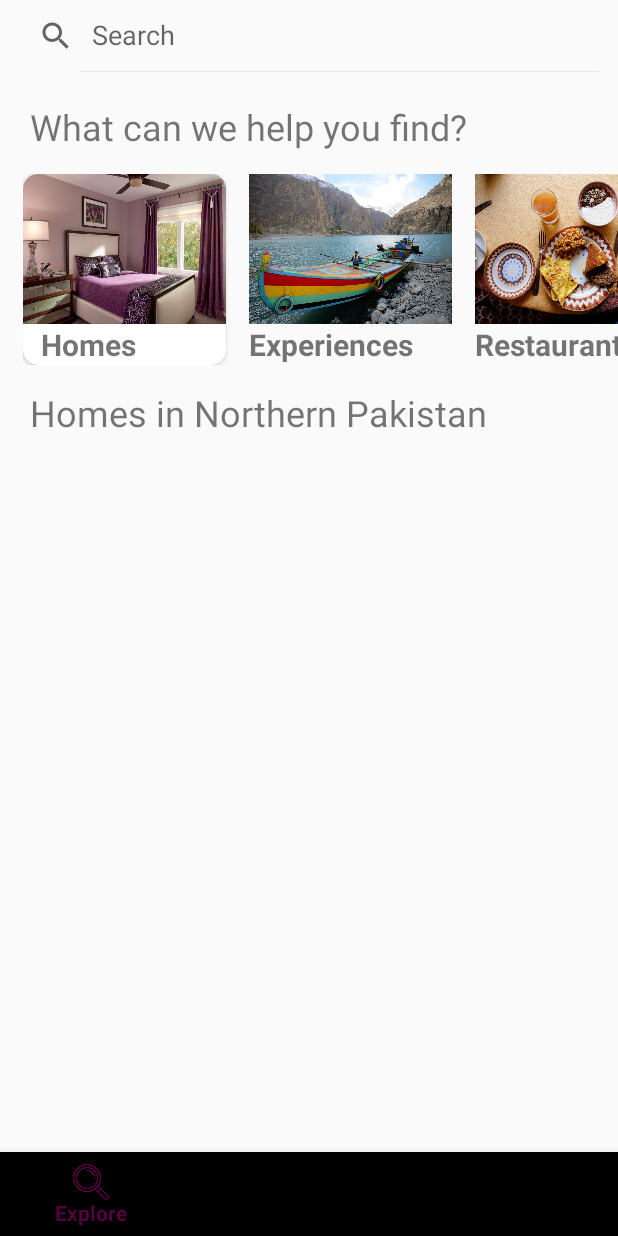
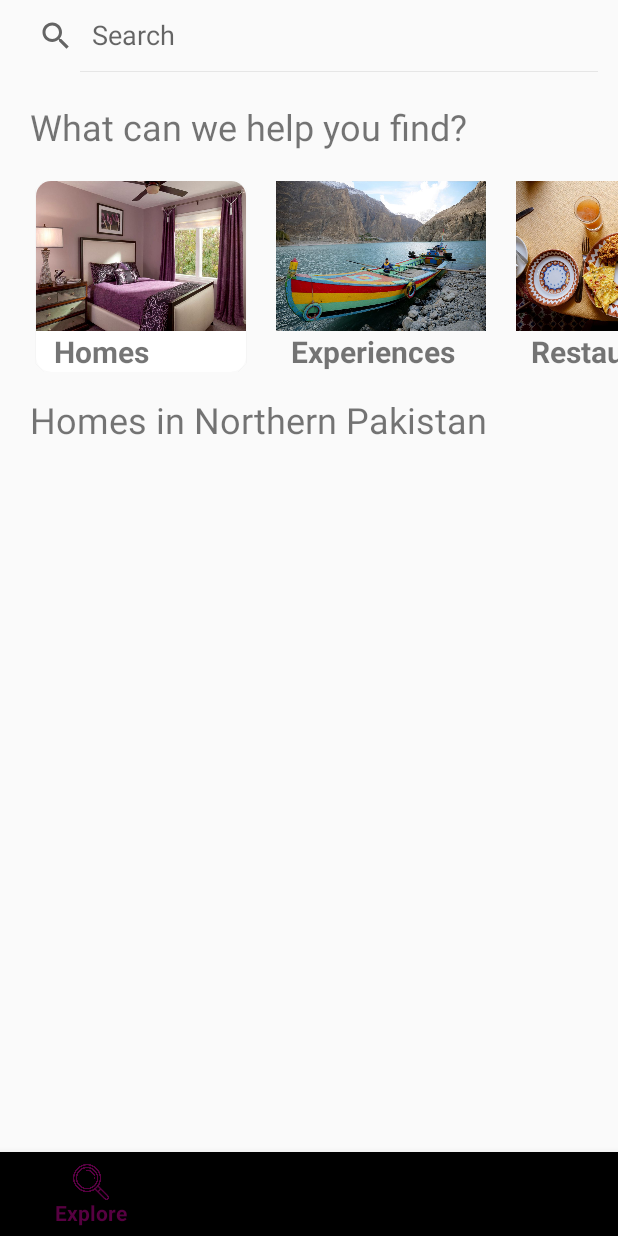
Before and after one commit to naumanahmad9/android-app-project, an Android app: the screen it shows after launch (MainActivity), on a phone screen of 412 x 824 dp. Run offline under Robolectric (Android 15) with nearby library versions, the phone set to English and light mode, and no system bars; Roboto replaces fonts that are not available here.

Commit message:
ade some changes

```diff
--- a/app/src/main/AndroidManifest.xml
+++ b/app/src/main/AndroidManifest.xml
@@ -24,10 +24,6 @@
             android:name="preloaded_fonts"
             android:resource="@array/preloaded_fonts" />
 
-        <activity android:name=".ExploreActivity" />
-        <activity android:name=".FavoriteActivity" />
-        <activity android:name=".ProfileActivity" />
-        <activity android:name=".MessageActivity" />
         <activity android:name=".SplashScreen"></activity>
     </application>
 
--- a/app/src/main/java/com/example/hpnotebook/letshome/LoginActivity.java
+++ b/app/src/main/java/com/example/hpnotebook/letshome/LoginActivity.java
@@ -130,7 +130,7 @@ public class LoginActivity extends AppCompatActivity {
             public void onComplete(@NonNull Task<AuthResult> task) {
                 if(task.isSuccessful()){
                     user=auth.getCurrentUser();
-                    startActivity(new Intent(LoginActivity.this, ExploreActivity.class));
+                    startActivity(new Intent(LoginActivity.this, MainActivity.class));
                     finish();
                 }
             }
--- a/app/src/main/java/com/example/hpnotebook/letshome/MainActivity.java
+++ b/app/src/main/java/com/example/hpnotebook/letshome/MainActivity.java
@@ -6,6 +6,8 @@ import android.support.v4.app.Fragment;
 import android.support.v7.app.AppCompatActivity;
 import android.os.Bundle;
 import android.view.MenuItem;
+import android.view.View;
+import android.widget.SearchView;
 
 import com.example.hpnotebook.letshome.fragments.ExploreFragment;
 import com.example.hpnotebook.letshome.fragments.FavoritesFragment;
@@ -14,13 +16,16 @@ import com.example.hpnotebook.letshome.fragments.ProfileFragment;
 
 public class MainActivity extends AppCompatActivity {
 
+    android.support.v7.widget.SearchView searchview_main;
     @Override
     protected void onCreate(Bundle savedInstanceState) {
         super.onCreate(savedInstanceState);
         setContentView(R.layout.activity_main);
 
+        searchview_main = (android.support.v7.widget.SearchView) findViewById(R.id.searchview_main);
         BottomNavigationView bottomNav = findViewById(R.id.bottomNavView_main);
         bottomNav.setOnNavigationItemSelectedListener(navListener);
+        overridePendingTransition(R.anim.slide_in, R.anim.slide_out);
 
         //I added this if statement to keep the selected fragment when rotating the device
         if (savedInstanceState == null) {
@@ -38,15 +43,19 @@ public class MainActivity extends AppCompatActivity {
                     switch (item.getItemId()) {
                         case R.id.explore:
                             selectedFragment = new ExploreFragment();
+                            searchview_main.setVisibility(View.VISIBLE);
                             break;
                         case R.id.favorites:
                             selectedFragment = new FavoritesFragment();
+                            searchview_main.setVisibility(View.GONE);
                             break;
                         case R.id.messages:
                             selectedFragment = new MessagesFragment();
+                            searchview_main.setVisibility(View.GONE);
                             break;
                         case R.id.profile:
                             selectedFragment = new ProfileFragment();
+                            searchview_main.setVisibility(View.GONE);
                             break;
                     }
 
--- a/app/src/main/java/com/example/hpnotebook/letshome/SignupActivity.java
+++ b/app/src/main/java/com/example/hpnotebook/letshome/SignupActivity.java
@@ -118,7 +118,7 @@ public class SignupActivity extends AppCompatActivity {
 
         User user = new User(name, uid, email, pass);
         userRef.child(uid).setValue(user);
-        startActivity(new Intent(this, ExploreActivity.class));
+        startActivity(new Intent(this, MainActivity.class));
     }
 
     private void init() {
--- a/app/src/main/java/com/example/hpnotebook/letshome/fragments/ExploreFragment.java
+++ b/app/src/main/java/com/example/hpnotebook/letshome/fragments/ExploreFragment.java
@@ -3,6 +3,9 @@ package com.example.hpnotebook.letshome.fragments;
 
 import android.os.Bundle;
 import android.support.v4.app.Fragment;
+import android.support.v4.app.FragmentManager;
+import android.support.v4.app.FragmentTransaction;
+import android.support.v7.widget.CardView;
 import android.view.LayoutInflater;
 import android.view.View;
 import android.view.ViewGroup;
@@ -14,6 +17,9 @@ import com.example.hpnotebook.letshome.R;
  */
 public class ExploreFragment extends Fragment {
 
+    CardView cvHome;
+    FragmentManager manager;
+    FragmentTransaction transaction;
 
     public ExploreFragment() {
         // Required empty public constructor
@@ -24,7 +30,26 @@ public class ExploreFragment extends Fragment {
     public View onCreateView(LayoutInflater inflater, ViewGroup container,
                              Bundle savedInstanceState) {
         // Inflate the layout for this fragment
-        return inflater.inflate(R.layout.fragment_explore, container, false);
+        View view = inflater.inflate(R.layout.fragment_explore, container, false);
+
+        cvHome = view.findViewById(R.id.cvHome);
+
+        cvHome.setOnClickListener(new View.OnClickListener() {
+            @Override
+            public void onClick(View v) {
+                replaceFragment(new HomesFragment());
+            }
+        });
+        return view;
     }
 
+    private void replaceFragment(Fragment fragmentObject) {
+
+        // Second fragment = new Second();
+
+        FragmentManager manager = getFragmentManager();
+        FragmentTransaction transaction = manager.beginTransaction();
+        transaction.replace(R.id.fragmentContainer_main, fragmentObject);
+        transaction.commit();
+    }
 }
--- a/app/src/main/res/layout/activity_main.xml
+++ b/app/src/main/res/layout/activity_main.xml
@@ -16,7 +16,8 @@
         android:outlineAmbientShadowColor="@color/colorAccent"
         android:outlineSpotShadowColor="@color/colorAccent"
         app:iconifiedByDefault="false"
-        app:queryHint="Search">
+        app:queryHint="Search"
+        android:visibility="visible" >
 
     </android.support.v7.widget.SearchView>
 
--- a/app/src/main/res/layout/fragment_explore.xml
+++ b/app/src/main/res/layout/fragment_explore.xml
@@ -5,7 +5,6 @@
     android:layout_height="match_parent"
     xmlns:app="http://schemas.android.com/apk/res-auto"
     tools:context=".fragments.ExploreFragment">
-
 
     <ScrollView
         android:id="@+id/scrollView_main"
@@ -36,8 +35,8 @@
                 <HorizontalScrollView
                     android:layout_width="match_parent"
                     android:layout_height="wrap_content"
-                    android:layout_marginStart="15dp"
-                    android:layout_marginTop="15dp"
+                    android:layout_marginStart="14dp"
+                    android:layout_marginTop="20dp"
                     android:layout_marginBottom="15dp"
                     android:fillViewport="true"
                     android:scrollbars="none">
@@ -49,9 +48,10 @@
                         android:orientation="horizontal">
 
                         <android.support.v7.widget.CardView
-                            android:id="@+id/cv1"
-                            android:layout_width="135dp"
+                            android:id="@+id/cvHome"
+                            android:layout_width="140dp"
                             android:layout_height="wrap_content"
+                            android:layout_marginStart="10dp"
                             app:cardCornerRadius="10dp">
 
                             <RelativeLayout
@@ -80,11 +80,11 @@
 
                         <ImageView
                             android:id="@+id/img2"
-                            android:layout_width="135dp"
+                            android:layout_width="140dp"
                             android:layout_height="100dp"
-                            android:layout_marginStart="15dp"
-                            android:layout_marginEnd="15dp"
-                            android:layout_toRightOf="@id/cv1"
+                            android:layout_marginStart="20dp"
+                            android:layout_marginEnd="20dp"
+                            android:layout_toRightOf="@id/cvHome"
                             android:scaleType="fitXY"
                             android:src="@drawable/experiences_pic" />
 
@@ -93,17 +93,17 @@
                             android:layout_width="wrap_content"
                             android:layout_height="wrap_content"
                             android:layout_below="@id/img2"
-                            android:layout_marginStart="15dp"
-                            android:layout_toRightOf="@id/cv1"
+                            android:layout_marginStart="30dp"
+                            android:layout_toRightOf="@id/cvHome"
                             android:text="Experiences"
                             android:textSize="20sp"
                             android:textStyle="bold" />
 
                         <ImageView
                             android:id="@+id/img3"
-                            android:layout_width="135dp"
+                            android:layout_width="140dp"
                             android:layout_height="100dp"
-                            android:layout_marginEnd="5dp"
+                            android:layout_marginEnd="15dp"
                             android:layout_toRightOf="@id/img2"
                             android:scaleType="fitXY"
                             android:src="@drawable/food_pic" />
@@ -114,6 +114,7 @@
                             android:layout_height="wrap_content"
                             android:layout_below="@id/img3"
                             android:layout_toRightOf="@id/img2"
+                            android:layout_marginStart="10dp"
                             android:text="Restaurants"
                             android:textSize="20sp"
                             android:textStyle="bold" />
@@ -159,5 +160,4 @@
 
     </ScrollView>
 
-
 </FrameLayout>
```
Also changed, not shown: app/src/main/java/com/example/hpnotebook/letshome/ExploreActivity.java (deleted, +0 -50 lines), app/src/main/java/com/example/hpnotebook/letshome/FavoriteActivity.java (deleted, +0 -50 lines), app/src/main/java/com/example/hpnotebook/letshome/MessageActivity.java (deleted, +0 -13 lines), app/src/main/java/com/example/hpnotebook/letshome/ProfileActivity.java (deleted, +0 -13 lines), app/src/main/java/com/example/hpnotebook/letshome/fragments/ExperiencesFragment.java (added, +30 -0 lines), app/src/main/java/com/example/hpnotebook/letshome/fragments/HomesFragment.java (added, +30 -0 lines), app/src/main/java/com/example/hpnotebook/letshome/fragments/RestaurantsFragment.java (added, +30 -0 lines), app/src/main/res/layout/activity_explore.xml (deleted, +0 -34 lines), app/src/main/res/layout/activity_favorite.xml (deleted, +0 -22 lines), app/src/main/res/layout/activity_message.xml (deleted, +0 -14 lines), app/src/main/res/layout/fragment_experiences.xml (added, +15 -0 lines), app/src/main/res/layout/fragment_homes.xml (renamed from app/src/main/res/layout/activity_profile.xml, +7 -6 lines), app/src/main/res/layout/fragment_restaurants.xml (added, +15 -0 lines).
